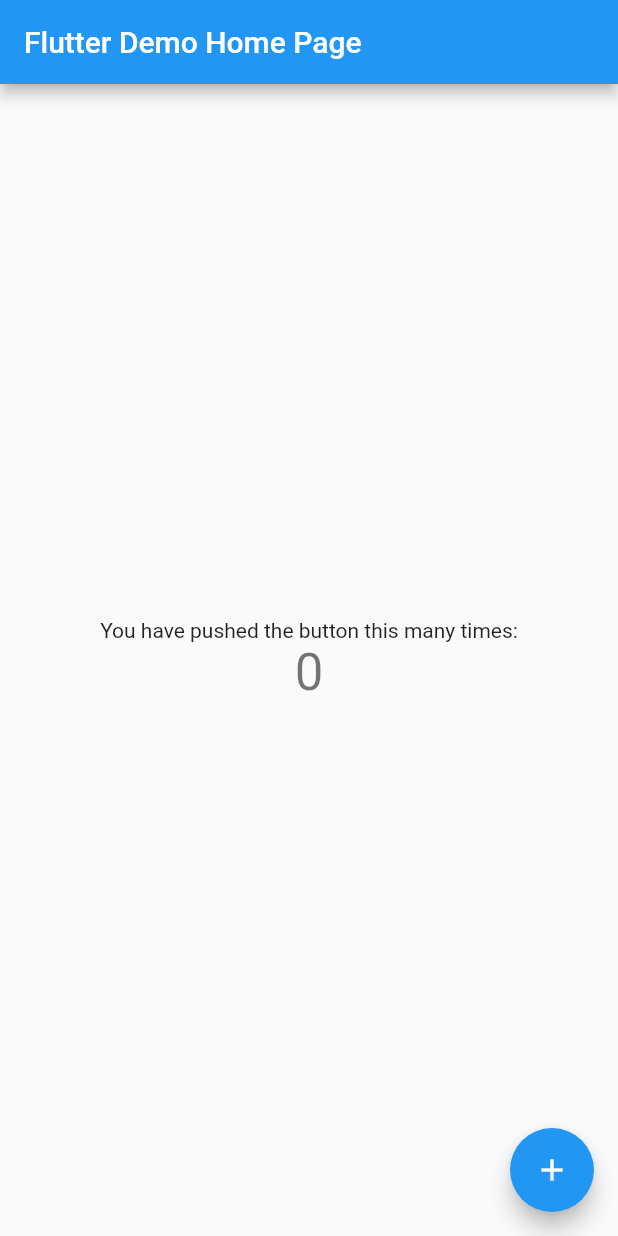
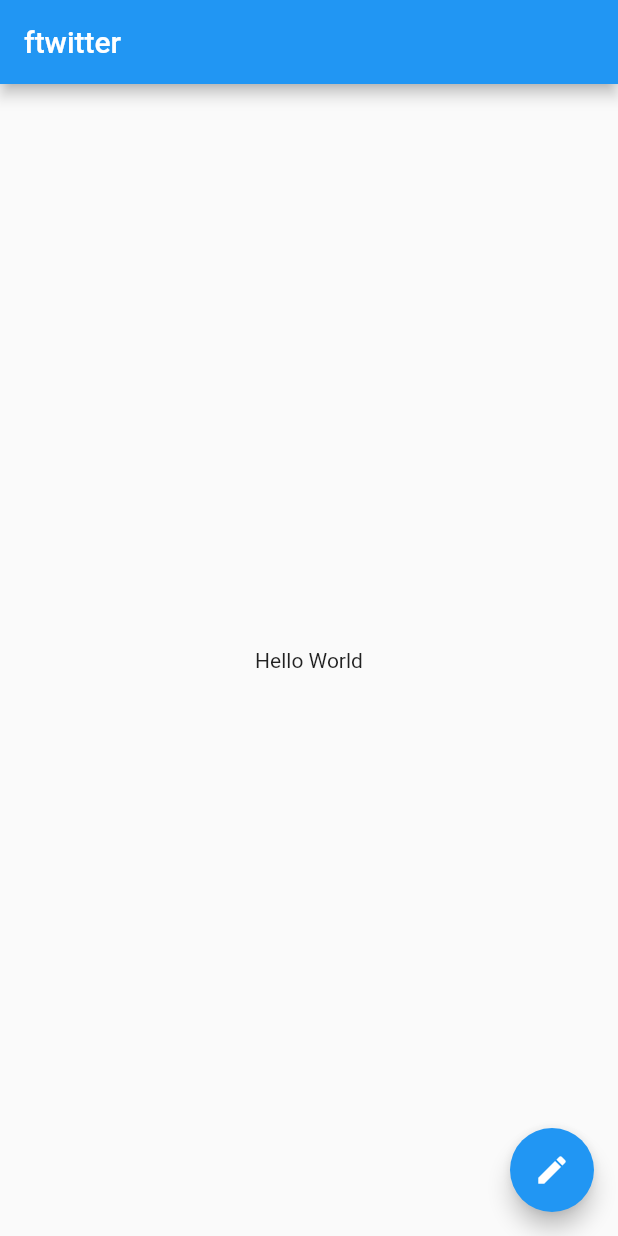
Before and after one commit to syu-kwsk/ftwitter, a Flutter app: the screen it shows after launch, on a phone screen of 412 x 824 dp. Run offline on Flutter 3.47's test engine with Material 2 defaults, Android fonts, the phone set to English and light mode, and no system bars.

Commit message:
Create ftwitter top page

```diff
--- a/lib/main.dart
+++ b/lib/main.dart
@@ -14,7 +14,7 @@ class MyApp extends StatelessWidget {
         primarySwatch: Colors.blue,
         visualDensity: VisualDensity.adaptivePlatformDensity,
       ),
-      home: MyHomePage(title: 'Flutter Demo Home Page'),
+      home: MyHomePage(title: 'ftwitter'),
     );
   }
 }
@@ -47,11 +47,7 @@ class _MyHomePageState extends State<MyHomePage> {
           mainAxisAlignment: MainAxisAlignment.center,
           children: <Widget>[
             Text(
-              'You have pushed the button this many times:',
-            ),
-            Text(
-              '$_counter',
-              style: Theme.of(context).textTheme.headline4,
+              'Hello World',
             ),
           ],
         ),
@@ -59,7 +55,7 @@ class _MyHomePageState extends State<MyHomePage> {
       floatingActionButton: FloatingActionButton(
         onPressed: _incrementCounter,
         tooltip: 'Increment',
-        child: Icon(Icons.add),
+        child: Icon(Icons.edit),
       ),
     );
   }
```
